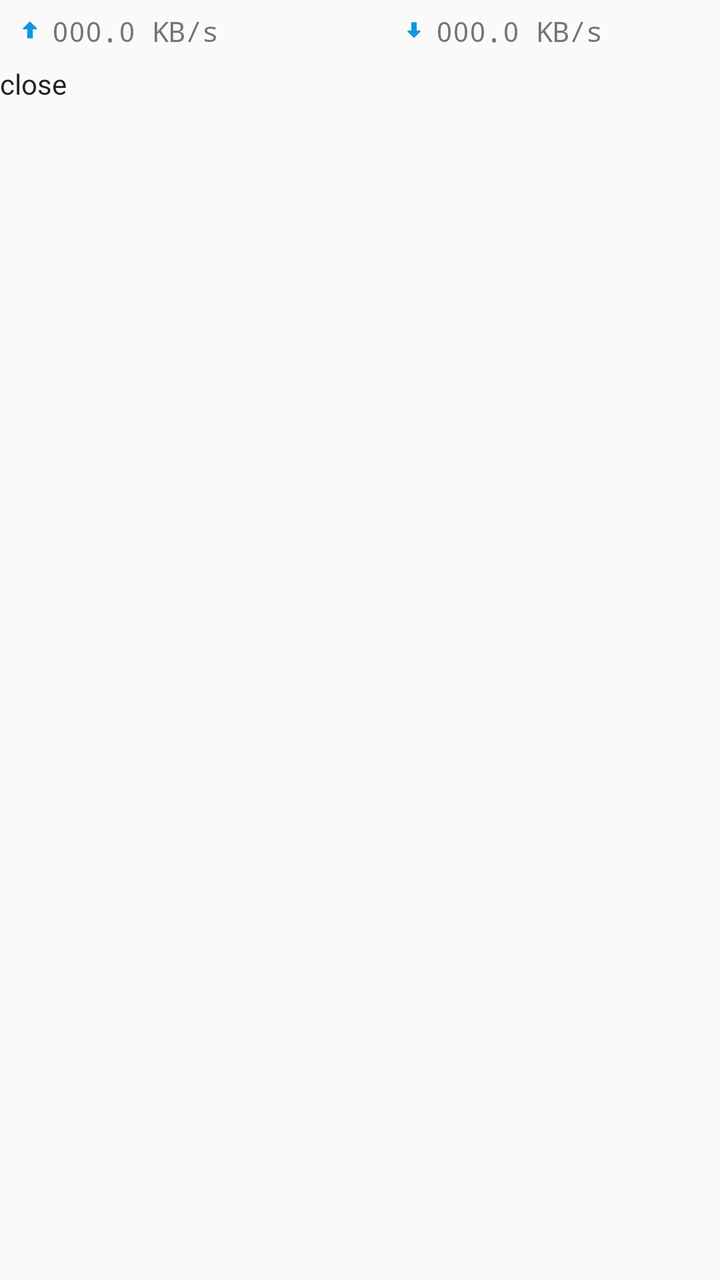
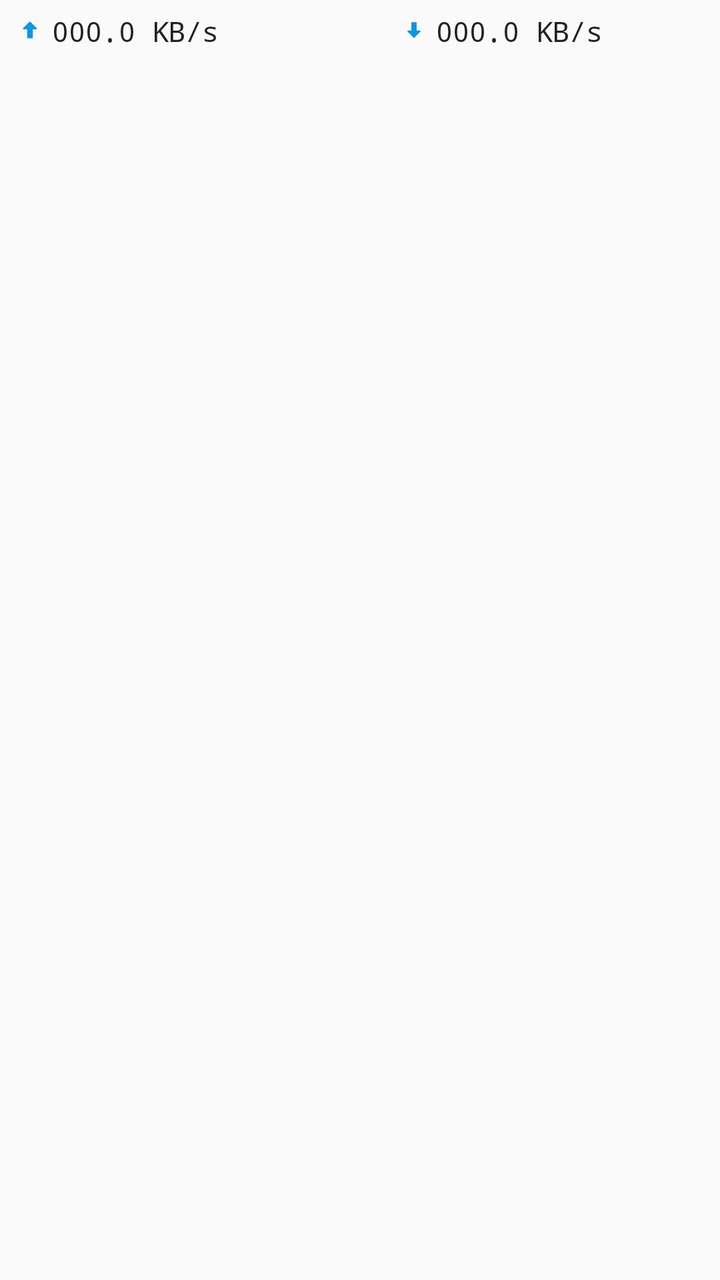

Screens rendered from an Android XML layout before and after an edit, with the pre-edit source and the edit as a unified diff.
<!-- AndroidManifest.xml: application theme Theme.V2rayForAndroidUI -->
<!-- res/layout/big_notification_traffic_layout.xml -->
<?xml version="1.0" encoding="utf-8"?>
<LinearLayout xmlns:android="http://schemas.android.com/apk/res/android"
    android:orientation="vertical"
    android:layout_width="match_parent"
    android:layout_height="wrap_content">
    <include layout="@layout/notification_traffic_layout" />

    <LinearLayout
        android:layout_width="match_parent"
        android:layout_height="match_parent"
        android:orientation="horizontal">

        <Button
            android:id="@+id/close_service"
            android:layout_width="0dp"
            android:layout_height="match_parent"
            android:layout_weight="1"
            android:text="@string/service_close"/>
    </LinearLayout>
</LinearLayout>
<!-- res/layout/notification_traffic_layout.xml (included above) -->
<LinearLayout xmlns:android="http://schemas.android.com/apk/res/android"
    xmlns:tools="http://schemas.android.com/tools"
    android:layout_width="match_parent"
    android:layout_height="wrap_content"
    android:orientation="horizontal"
    android:gravity="center_vertical"
    android:padding="8dp">


    <LinearLayout android:layout_height="wrap_content"
        android:layout_weight="1"
        android:layout_width="0dp">
        <ImageView
            android:layout_width="14dp"
            android:layout_height="14dp"
            android:src="@drawable/ic_up"
            android:layout_marginEnd="4dp"/>

        <TextView
            android:id="@+id/stream_up"
            android:layout_width="wrap_content"
            android:layout_height="wrap_content"
            android:gravity="end"
            android:fontFamily="monospace"
            android:includeFontPadding="false"
            android:maxLines="1"
            android:singleLine="true"
            android:ellipsize="end"
            android:text="@string/default_speed"/>
    </LinearLayout>

    <LinearLayout android:layout_height="wrap_content"
        android:layout_weight="1"
        android:layout_width="0dp"
        android:paddingStart="20dp"
        tools:ignore="RtlSymmetry">

        <ImageView
            android:layout_width="14dp"
            android:layout_height="14dp"
            android:src="@drawable/ic_down"
            android:layout_marginEnd="4dp"/>

        <TextView
            android:id="@+id/stream_down"
            android:layout_width="wrap_content"
            android:layout_height="wrap_content"
            android:gravity="end"
            android:fontFamily="monospace"
            android:includeFontPadding="false"
            android:maxLines="1"
            android:singleLine="true"
            android:ellipsize="end"
            android:text="@string/default_speed"/>
    </LinearLayout>

</LinearLayout>
<!-- resources referenced by this layout -->
<resources>
  <!-- drawable ic_down (drawable) -->
  <vector xmlns:android="http://schemas.android.com/apk/res/android"
      android:width="128dp"
      android:height="128dp"
      android:viewportWidth="1024"
      android:viewportHeight="1024">
    <path
        android:pathData="M279.9,577.2L493.5,790.8C498.4,795.6 505.1,798.4 512,798.4c6.9,0 13.7,-2.8 18.5,-7.7L744.1,577.2c7.5,-7.5 9.7,-18.8 5.7,-28.5 -4.1,-9.8 -13.6,-16.2 -24.2,-16.2l-114,0L611.6,252.2c0,-14.7 -11.9,-26.6 -26.6,-26.6L439,225.6c-14.7,0 -26.6,11.9 -26.6,26.6l-0,0 0,0L412.5,532.5l-114,0a26.2,26.2 0,0 0,-24.2 16.2c-1.3,3.2 -2,6.7 -2,10 -0,6.8 2.6,13.5 7.7,18.5z"
        android:fillColor="#1296db"/>
  </vector>
  <!-- drawable ic_up (drawable) -->
  <vector xmlns:android="http://schemas.android.com/apk/res/android"
      android:width="128dp"
      android:height="128dp"
      android:viewportWidth="1024"
      android:viewportHeight="1024">
    <path
        android:pathData="M759.5,442.5L531.8,214.7C526.6,209.5 519.4,206.5 512,206.5c-7.4,0 -14.6,3 -19.8,8.2L264.5,442.5c-8,8 -10.4,20 -6,30.4 4.3,10.5 14.5,17.3 25.8,17.3l121.6,0L405.8,789.2c0,15.7 12.7,28.3 28.3,28.3L589.8,817.5c15.6,0 28.3,-12.7 28.3,-28.3l0,-0 -0,-0L618.2,490.2l121.6,-0a27.9,27.9 0,0 0,25.8 -17.3c1.4,-3.5 2.1,-7.1 2.1,-10.7 0,-7.3 -2.8,-14.4 -8.2,-19.8z"
        android:fillColor="#1296db"/>
  </vector>
  <string name="default_speed">000.0 KB/s</string>
  <string name="service_close">close</string>
  <style name="Theme.V2rayForAndroidUI" parent="android:Theme.Material.Light.NoActionBar" />
</resources>

<!-- the commit's change to res/layout/big_notification_traffic_layout.xml (unified diff, before → after) -->
@@ -5,18 +5,6 @@
     android:layout_height="wrap_content">
     <include layout="@layout/notification_traffic_layout" />
 
-    <LinearLayout
-        android:layout_width="match_parent"
-        android:layout_height="match_parent"
-        android:orientation="horizontal">
-
-        <Button
-            android:id="@+id/close_service"
-            android:layout_width="0dp"
-            android:layout_height="match_parent"
-            android:layout_weight="1"
-            android:text="@string/service_close"/>
-    </LinearLayout>
 </LinearLayout>
 <!-- res/layout/notification_traffic_layout.xml (included above) -->
 <LinearLayout xmlns:android="http://schemas.android.com/apk/res/android"
@@ -38,6 +26,7 @@
             android:layout_marginEnd="4dp"/>
 
         <TextView
+            android:textAppearance="@style/TextAppearance.Compat.Notification.Title"
             android:id="@+id/stream_up"
             android:layout_width="wrap_content"
             android:layout_height="wrap_content"
@@ -63,6 +52,7 @@
             android:layout_marginEnd="4dp"/>
 
         <TextView
+            android:textAppearance="@style/TextAppearance.Compat.Notification.Title"
             android:id="@+id/stream_down"
             android:layout_width="wrap_content"
             android:layout_height="wrap_content"
<!-- resource entries referenced after the edit -->
@@ -21,7 +21,6 @@
         android:fillColor="#1296db"/>
   </vector>
   <string name="default_speed">000.0 KB/s</string>
-  <string name="service_close">close</string>
   <style name="Theme.V2rayForAndroidUI" parent="android:Theme.Material.Light.NoActionBar" />
 </resources>
 
